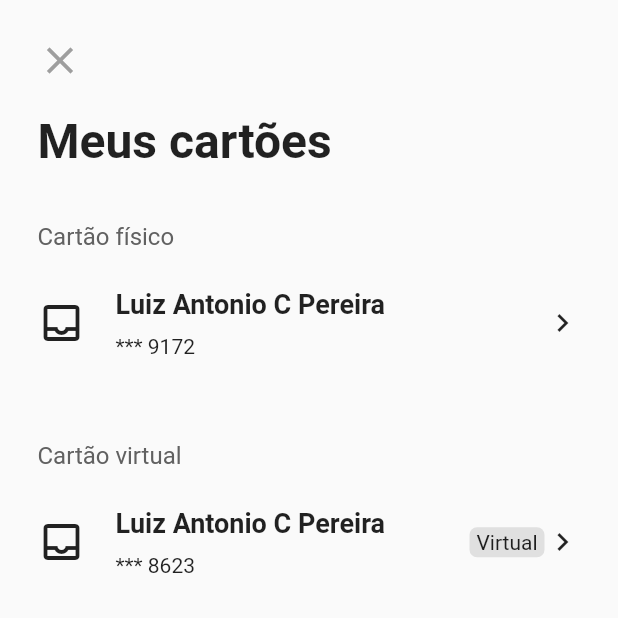
After one commit to BrooitsFeiskJR/Nubank, a Flutter app: the screen it shows after launch, after a tap on "Meus cartões", on a phone screen of 412 x 824 dp, the top half of it. The commit adds this screen. Run offline on Flutter 3.47's test engine with Material 2 defaults, Android fonts, the phone set to English and light mode, and no system bars; our stand-ins replace font_awesome_flutter.

Commit message:
Adding route to MyCards Screen

```diff
--- /dev/null
+++ b/lib/screens/credit_card_screen.dart
@@ -0,0 +1,115 @@
+// ignore_for_file: prefer_const_constructors
+
+import 'package:flutter/material.dart';
+
+class MyCreditCards extends StatelessWidget {
+  const MyCreditCards({super.key});
+
+  @override
+  Widget build(BuildContext context) {
+    return Scaffold(
+      body: SafeArea(
+        child: Padding(
+          padding: const EdgeInsets.all(25.0),
+          child: Column(
+            crossAxisAlignment: CrossAxisAlignment.start,
+            children: [
+              Icon(Icons.close, size: 30, color: Colors.grey[500]),
+              SizedBox(
+                height: 20,
+              ),
+              Text(
+                "Meus cartões",
+                style: TextStyle(
+                  fontSize: 32,
+                  fontWeight: FontWeight.bold,
+                ),
+              ),
+              SizedBox(
+                height: 35,
+              ),
+              // AQUI
+              _renderInfoCard("Cartão físico", "*** 9172", false),
+
+              const SizedBox(
+                height: 55,
+              ),
+              _renderInfoCard("Cartão virtual", "*** 8623", true),
+            ],
+          ),
+        ),
+      ),
+    );
+  }
+
+  Widget _renderInfoCard(String title, String cardNumber, bool? container) {
+    return Column(
+      crossAxisAlignment: CrossAxisAlignment.start,
+      children: [
+        Text(
+          title,
+          style: TextStyle(
+            color: Colors.grey[700],
+            fontSize: 16,
+          ),
+        ),
+        SizedBox(
+          height: 25,
+        ),
+        Row(
+          mainAxisAlignment: MainAxisAlignment.spaceBetween,
+          // ignore: prefer_const_literals_to_create_immutables
+          children: [
+            Row(
+              children: [
+                Icon(
+                  Icons.inbox_outlined,
+                  size: 32,
+                ),
+                SizedBox(
+                  width: 20,
+                ),
+                Column(
+                  crossAxisAlignment: CrossAxisAlignment.start,
+                  // ignore: prefer_const_literals_to_create_immutables
+                  children: [
+                    Text(
+                      "Luiz Antonio C Pereira",
+                      style: TextStyle(
+                        fontWeight: FontWeight.bold,
+                        fontSize: 18,
+                      ),
+                    ),
+                    SizedBox(
+                      height: 10,
+                    ),
+                    Text(
+                      cardNumber,
+                    ),
+                  ],
+                ),
+              ],
+            ),
+            container == true
+                ? Row(
+                    children: [
+                      Container(
+                        alignment: Alignment.center,
+                        height: 20,
+                        width: 50,
+                        decoration: BoxDecoration(
+                          color: Colors.grey[300],
+                          borderRadius: BorderRadius.circular(5),
+                        ),
+                        child: Text("Virtual"),
+                      ),
+                      Icon(Icons.chevron_right_outlined),
+                    ],
+                  )
+                : Icon(Icons.chevron_right_outlined)
+          ],
+        ),
+      ],
+    );
+  }
+}
--- a/lib/screens/home_screen.dart
+++ b/lib/screens/home_screen.dart
@@ -2,7 +2,7 @@
 
 import 'package:flutter/material.dart';
 import 'package:nubank/widgets/balance_and_payment.dart';
-import 'package:nubank/widgets/credit_carts_widget.dart';
+import 'package:nubank/widgets/button_credit_carts_widget.dart';
 
 import 'package:nubank/widgets/header_home_screen.dart';
 import 'package:nubank/widgets/info_credit_card_widget.dart';
--- a/lib/widgets/balance_and_payment.dart
+++ b/lib/widgets/balance_and_payment.dart
@@ -2,7 +2,7 @@
 
 import 'package:flutter/material.dart';
 import 'package:font_awesome_flutter/font_awesome_flutter.dart';
-import 'package:nubank/widgets/credit_carts_widget.dart';
+import 'package:nubank/widgets/button_credit_carts_widget.dart';
 
 class BalancePayment extends StatelessWidget {
   const BalancePayment({super.key});
--- /dev/null
+++ b/lib/widgets/button_credit_carts_widget.dart
@@ -0,0 +1,56 @@
+// ignore_for_file: prefer_const_constructors
+
+import 'package:flutter/material.dart';
+import 'package:font_awesome_flutter/font_awesome_flutter.dart';
+import 'package:nubank/screens/credit_card_screen.dart';
+
+class CreditCardContainer extends StatelessWidget {
+  const CreditCardContainer({super.key});
+
+  @override
+  Widget build(BuildContext context) {
+    return Padding(
+      padding: const EdgeInsets.only(left: 4.0),
+      child: Column(
+        children: [
+          GestureDetector(
+            onTap: () => {
+              Navigator.of(context).push(MaterialPageRoute(
+                builder: (context) => const MyCreditCards(),
+              ))
+            },
+            child: Container(
+              height: 65,
+              width: 350,
+              decoration: BoxDecoration(
+                color: Colors.grey[200],
+              ),
+              child: Padding(
+                padding: const EdgeInsets.only(left: 15.0),
+                child: Row(
+                  // ignore: prefer_const_literals_to_create_immutables
+                  children: [
+                    Icon(
+                      Icons.wallet_outlined,
+                      size: 30,
+                    ),
+                    SizedBox(
+                      width: 15,
+                    ),
+                    Text(
+                      "Meus cartões",
+                      style: TextStyle(
+                        fontSize: 16,
+                        fontWeight: FontWeight.bold,
+                      ),
+                    )
+                  ],
+                ),
+              ),
+            ),
+          ),
+        ],
+      ),
+    );
+  }
+}
--- a/lib/widgets/credit_carts_widget.dart
+++ /dev/null
@@ -1,48 +0,0 @@
-// ignore_for_file: prefer_const_constructors
-
-import 'package:flutter/material.dart';
-import 'package:font_awesome_flutter/font_awesome_flutter.dart';
-
-class CreditCardContainer extends StatelessWidget {
-  const CreditCardContainer({super.key});
-
-  @override
-  Widget build(BuildContext context) {
-    return Padding(
-      padding: const EdgeInsets.only(left: 4.0),
-      child: Column(
-        children: [
-          Container(
-            height: 65,
-            width: 350,
-            decoration: BoxDecoration(
-              color: Colors.grey[200],
-            ),
-            child: Padding(
-              padding: const EdgeInsets.only(left: 15.0),
-              child: Row(
-                // ignore: prefer_const_literals_to_create_immutables
-                children: [
-                  Icon(
-                    Icons.wallet_outlined,
-                    size: 30,
-                  ),
-                  SizedBox(
-                    width: 15,
-                  ),
-                  Text(
-                    "Meus cartões",
-                    style: TextStyle(
-                      fontSize: 16,
-                      fontWeight: FontWeight.bold,
-                    ),
-                  )
-                ],
-              ),
-            ),
-          ),
-        ],
-      ),
-    );
-  }
-}
--- a/lib/widgets/header_home_screen.dart
+++ b/lib/widgets/header_home_screen.dart
@@ -1,8 +1,15 @@
+// ignore_for_file: prefer_const_constructors
+
 import 'package:flutter/material.dart';
 
-class HeaderHome extends StatelessWidget {
+class HeaderHome extends StatefulWidget {
   const HeaderHome({super.key});
 
+  @override
+  State<HeaderHome> createState() => _HeaderHomeState();
+}
+
+class _HeaderHomeState extends State<HeaderHome> {
   @override
   Widget build(BuildContext context) {
     return Padding(
@@ -28,27 +35,15 @@ class HeaderHome extends StatelessWidget {
               Row(
                 // ignore: prefer_const_literals_to_create_immutables
                 children: [
-                  Icon(
-                    Icons.visibility_outlined,
-                    color: Colors.white,
-                    size: 25,
-                  ),
+                  _IconsHeader(Icons.visibility_off_outlined),
                   const SizedBox(
                     width: 20,
                   ),
-                  Icon(
-                    Icons.help_outline_outlined,
-                    color: Colors.white,
-                    size: 25,
-                  ),
+                  _IconsHeader(Icons.help_outline),
                   const SizedBox(
                     width: 20,
                   ),
-                  Icon(
-                    Icons.mail_outline,
-                    color: Colors.white,
-                    size: 25,
-                  ),
+                  _IconsHeader(Icons.mail_outline),
                 ],
               )
             ],
@@ -67,4 +62,12 @@ class HeaderHome extends StatelessWidget {
       ),
     );
   }
+
+  Widget _IconsHeader(IconData icon) {
+    return Icon(
+      icon,
+      color: Colors.white,
+      size: 25,
+    );
+  }
 }
```
